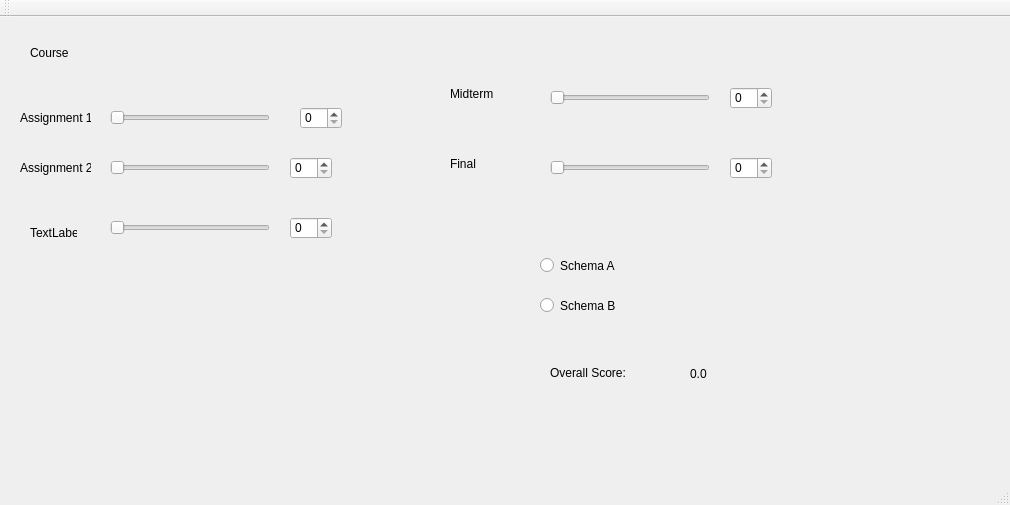
Above: gradecalc.ui from vrsivananda/GradeCalculator before the change. Below: the same form after it.
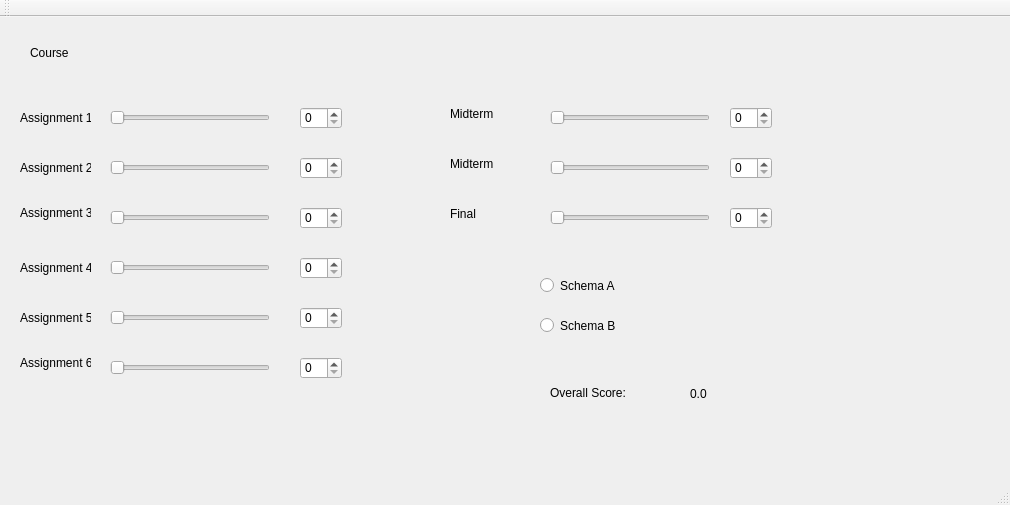
That is the form after the change.

Commit message: Connected all Signals and Slots

```diff
--- a/gradecalc.ui
+++ b/gradecalc.ui
@@ -69,14 +69,14 @@
    <widget class="QLabel" name="label_3">
     <property name="geometry">
      <rect>
-      <x>30</x>
-      <y>200</y>
-      <width>47</width>
+      <x>20</x>
+      <y>180</y>
+      <width>71</width>
       <height>31</height>
      </rect>
     </property>
     <property name="text">
-     <string>TextLabel</string>
+     <string>Assignment 3</string>
     </property>
    </widget>
    <widget class="QLabel" name="label_4">
@@ -105,7 +105,7 @@
    <widget class="QSpinBox" name="spinBox_2">
     <property name="geometry">
      <rect>
-      <x>290</x>
+      <x>300</x>
       <y>140</y>
       <width>42</width>
       <height>22</height>
@@ -116,7 +116,7 @@
     <property name="geometry">
      <rect>
       <x>110</x>
-      <y>200</y>
+      <y>190</y>
       <width>160</width>
       <height>22</height>
      </rect>
@@ -128,8 +128,8 @@
    <widget class="QSpinBox" name="spinBox_3">
     <property name="geometry">
      <rect>
-      <x>290</x>
-      <y>200</y>
+      <x>300</x>
+      <y>190</y>
       <width>42</width>
       <height>22</height>
      </rect>
@@ -139,7 +139,7 @@
     <property name="geometry">
      <rect>
       <x>730</x>
-      <y>70</y>
+      <y>90</y>
       <width>42</width>
       <height>22</height>
      </rect>
@@ -149,7 +149,7 @@
     <property name="geometry">
      <rect>
       <x>730</x>
-      <y>140</y>
+      <y>190</y>
       <width>42</width>
       <height>22</height>
      </rect>
@@ -159,7 +159,7 @@
     <property name="geometry">
      <rect>
       <x>450</x>
-      <y>70</y>
+      <y>90</y>
       <width>47</width>
       <height>13</height>
      </rect>
@@ -172,7 +172,7 @@
     <property name="geometry">
      <rect>
       <x>450</x>
-      <y>140</y>
+      <y>190</y>
       <width>47</width>
       <height>13</height>
      </rect>
@@ -185,7 +185,7 @@
     <property name="geometry">
      <rect>
       <x>550</x>
-      <y>70</y>
+      <y>90</y>
       <width>160</width>
       <height>22</height>
      </rect>
@@ -198,7 +198,7 @@
     <property name="geometry">
      <rect>
       <x>550</x>
-      <y>140</y>
+      <y>190</y>
       <width>160</width>
       <height>22</height>
      </rect>
@@ -211,7 +211,7 @@
     <property name="geometry">
      <rect>
       <x>540</x>
-      <y>240</y>
+      <y>260</y>
       <width>82</width>
       <height>17</height>
      </rect>
@@ -224,7 +224,7 @@
     <property name="geometry">
      <rect>
       <x>540</x>
-      <y>280</y>
+      <y>300</y>
       <width>82</width>
       <height>17</height>
      </rect>
@@ -237,7 +237,7 @@
     <property name="geometry">
      <rect>
       <x>550</x>
-      <y>340</y>
+      <y>360</y>
       <width>121</width>
       <height>31</height>
      </rect>
@@ -250,7 +250,7 @@
     <property name="geometry">
      <rect>
       <x>690</x>
-      <y>350</y>
+      <y>370</y>
       <width>47</width>
       <height>13</height>
      </rect>
@@ -259,6 +259,150 @@
      <string>0.0</string>
     </property>
    </widget>
+   <widget class="QSpinBox" name="AssSpinBox6">
+    <property name="geometry">
+     <rect>
+      <x>300</x>
+      <y>340</y>
+      <width>42</width>
+      <height>22</height>
+     </rect>
+    </property>
+   </widget>
+   <widget class="QLabel" name="AssLabel4">
+    <property name="geometry">
+     <rect>
+      <x>20</x>
+      <y>240</y>
+      <width>71</width>
+      <height>21</height>
+     </rect>
+    </property>
+    <property name="text">
+     <string>Assignment 4</string>
+    </property>
+   </widget>
+   <widget class="QSpinBox" name="AssSpinBox5">
+    <property name="geometry">
+     <rect>
+      <x>300</x>
+      <y>290</y>
+      <width>42</width>
+      <height>22</height>
+     </rect>
+    </property>
+   </widget>
+   <widget class="QSpinBox" name="AssSpinBox4">
+    <property name="geometry">
+     <rect>
+      <x>300</x>
+      <y>240</y>
+      <width>42</width>
+      <height>22</height>
+     </rect>
+    </property>
+   </widget>
+   <widget class="QLabel" name="AssLabel5">
+    <property name="geometry">
+     <rect>
+      <x>20</x>
+      <y>280</y>
+      <width>71</width>
+      <height>41</height>
+     </rect>
+    </property>
+    <property name="text">
+     <string>Assignment 5</string>
+    </property>
+   </widget>
+   <widget class="QLabel" name="AssLabel6">
+    <property name="geometry">
+     <rect>
+      <x>20</x>
+      <y>330</y>
+      <width>71</width>
+      <height>31</height>
+     </rect>
+    </property>
+    <property name="text">
+     <string>Assignment 6</string>
+    </property>
+   </widget>
+   <widget class="QSlider" name="AssSlider6">
+    <property name="geometry">
+     <rect>
+      <x>110</x>
+      <y>340</y>
+      <width>160</width>
+      <height>22</height>
+     </rect>
+    </property>
+    <property name="orientation">
+     <enum>Qt::Horizontal</enum>
+    </property>
+   </widget>
+   <widget class="QSlider" name="AssSlider4">
+    <property name="geometry">
+     <rect>
+      <x>110</x>
+      <y>240</y>
+      <width>160</width>
+      <height>22</height>
+     </rect>
+    </property>
+    <property name="orientation">
+     <enum>Qt::Horizontal</enum>
+    </property>
+   </widget>
+   <widget class="QSlider" name="AssSlider5">
+    <property name="geometry">
+     <rect>
+      <x>110</x>
+      <y>290</y>
+      <width>160</width>
+      <height>22</height>
+     </rect>
+    </property>
+    <property name="orientation">
+     <enum>Qt::Horizontal</enum>
+    </property>
+   </widget>
+   <widget class="QSlider" name="MidSlider2">
+    <property name="geometry">
+     <rect>
+      <x>550</x>
+      <y>140</y>
+      <width>160</width>
+      <height>22</height>
+     </rect>
+    </property>
+    <property name="orientation">
+     <enum>Qt::Horizontal</enum>
+    </property>
+   </widget>
+   <widget class="QSpinBox" name="MidSpinBox2">
+    <property name="geometry">
+     <rect>
+      <x>730</x>
+      <y>140</y>
+      <width>42</width>
+      <height>22</height>
+     </rect>
+    </property>
+   </widget>
+   <widget class="QLabel" name="MidLabel2">
+    <property name="geometry">
+     <rect>
+      <x>450</x>
+      <y>140</y>
+      <width>47</width>
+      <height>13</height>
+     </rect>
+    </property>
+    <property name="text">
+     <string>Midterm 2</string>
+    </property>
+   </widget>
   </widget>
   <widget class="QMenuBar" name="menuBar">
    <property name="geometry">
```
Left out of the diff: 38 changed lines with no effect on the pictures. The commit also changes 2 other files.
